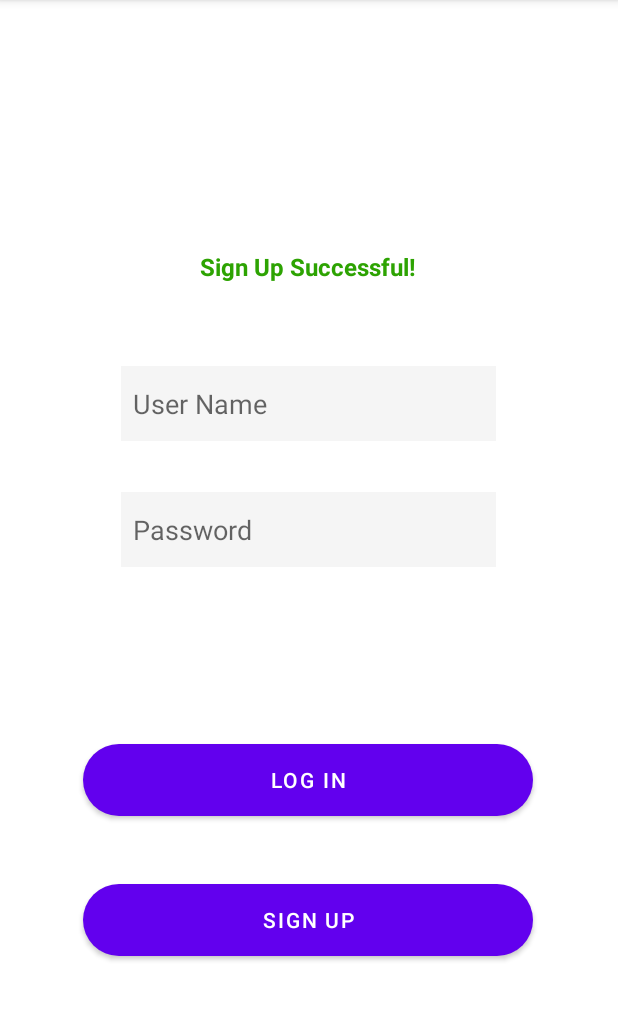
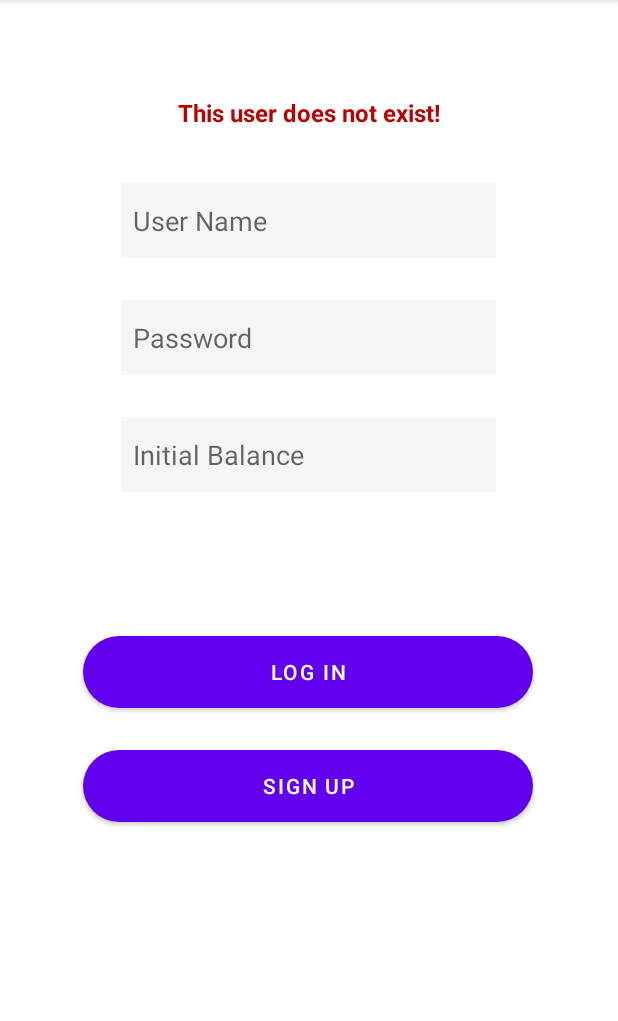
Before and after one commit to bhuan007/266p-bank-app, an Android app: the screen it shows after launch (MainActivity), after a tap on "SIGN UP", on a phone screen of 412 x 824 dp, the part 84-1105 px from its top. Run offline under Robolectric (Android 15) with nearby library versions, the phone set to English and light mode, and no system bars; our stand-ins replace Room's generated code; 1 statement that could not run was skipped; 1 other tap on this screen came first.

Commit message:
invalid input check and initial balance weakness

```diff
--- a/app/src/main/java/com/example/bank/MainActivity.java
+++ b/app/src/main/java/com/example/bank/MainActivity.java
@@ -6,6 +6,7 @@ import android.content.Intent;
 import android.database.Cursor;
 import android.os.Bundle;
 import android.service.autofill.UserData;
+import android.util.Log;
 import android.view.View;
 import android.widget.Button;
 import android.widget.EditText;
@@ -13,11 +14,21 @@ import android.widget.TextView;
 import android.widget.Toast;
 
 public class MainActivity extends AppCompatActivity {
+    private static final String TAG = "Main Activity";
     private TextView txtMessage;
     private Button btnLogin, btnSignUp;
-    private EditText etUserName, etPassword;
+    private EditText etUserName, etPassword, etInitialBalance;
 
     private UserDatabase db;
+
+
+    public class InvalidInputException extends Exception{
+        public InvalidInputException(){
+            txtMessage.setText("invalid_input");
+            txtMessage.setTextColor(getResources().getColor(R.color.negativeRed));
+            txtMessage.setVisibility(View.VISIBLE);
+        }
+    }
 
     @Override
     protected void onCreate(Bundle savedInstanceState) {
@@ -33,9 +44,10 @@ public class MainActivity extends AppCompatActivity {
             public void onClick(View view) {
                 String userName = etUserName.getText().toString();
                 String password = etPassword.getText().toString();
+                Double initialBalance = Double.parseDouble(etInitialBalance.getText().toString());
+
 
                 User userNameCheck = db.userDao().selectSingleUserByName(userName);
-
 
 
                 String sql = "SELECT * FROM users WHERE userName='" + userName + "'" + " AND password='" + password + "'";
@@ -56,19 +68,38 @@ public class MainActivity extends AppCompatActivity {
                         txtMessage.setTextColor(getResources().getColor(R.color.negativeRed));
                         txtMessage.setVisibility(View.VISIBLE);
                     }
+                    else if (etInitialBalance.getText().toString().startsWith("0") && initialBalance >= 1) {
+                        txtMessage.setText("Wrong input balance!");
+                        txtMessage.setTextColor(getResources().getColor(R.color.negativeRed));
+                        txtMessage.setVisibility(View.VISIBLE);
+                    }
+                    else if (initialBalance > 4294967295.99){
+                        txtMessage.setText("Wrong input balance!");
+                        txtMessage.setTextColor(getResources().getColor(R.color.negativeRed));
+                        txtMessage.setVisibility(View.VISIBLE);
+                    }
+                    else if (etInitialBalance.getText().toString().contains(".")
+                        && (etInitialBalance.getText().toString().length() - etInitialBalance.getText().toString().indexOf('.') - 1) > 2) {
+                            txtMessage.setText("Wrong input balance!");
+                            txtMessage.setTextColor(getResources().getColor(R.color.negativeRed));
+                            txtMessage.setVisibility(View.VISIBLE);
+
+                    }
                     else {
                         // Successful Login
+
+                        userNameCheck.setBalance(initialBalance);
+                        db.userDao().updateSingleUser(userNameCheck);
+
                         Intent intent = new Intent(MainActivity.this, AccountDetailActivity.class);
                         if (userCursor.moveToFirst()) {
                             intent.putExtra("userId", userCursor.getInt(userCursor.getColumnIndex("id")));
+
                             userCursor.close();
                             startActivity(intent);
                         }
-
-
                     }
                 }
-
 
             }
         });
@@ -76,24 +107,36 @@ public class MainActivity extends AppCompatActivity {
         btnSignUp.setOnClickListener(new View.OnClickListener() {
             @Override
             public void onClick(View view) {
+
                 String userName = etUserName.getText().toString();
                 String password = etPassword.getText().toString();
-
-                User userCheck = db.userDao().selectSingleUserByName(userName);
-
-                if (userCheck == null) {
-                    db.userDao().insertSingleUser(new User(userName, password, 0d));
-                    txtMessage.setText("Sign Up Successful!");
-                    txtMessage.setTextColor(getResources().getColor(R.color.positiveGreen));
-                    txtMessage.setVisibility(View.VISIBLE);
-                }
-                else {
-                    txtMessage.setText("This user already exists!");
-                    txtMessage.setTextColor(getResources().getColor(R.color.negativeRed));
-                    txtMessage.setVisibility(View.VISIBLE);
+                Double initialBalance = Double.parseDouble(etInitialBalance.getText().toString());
+                if (!userName.matches("[_\\-\\.0-9a-z]{1,127}")
+                        || !password.matches("[_\\-\\.0-9a-z]{1,127}")) {
+                    Toast.makeText(MainActivity.this, "invalid_input", Toast.LENGTH_SHORT).show();
                 }
 
+                if (etInitialBalance.getText().toString().startsWith("0") && initialBalance >= 1) {
+                    Toast.makeText(MainActivity.this, "invalid_input", Toast.LENGTH_SHORT).show();
+                }
 
+                if (etInitialBalance.getText().toString().contains(".")
+                        && (etInitialBalance.getText().toString().length() - etInitialBalance.getText().toString().indexOf('.') - 1) > 2) {
+                    Toast.makeText(MainActivity.this, "invalid_input", Toast.LENGTH_SHORT).show();
+                } else {
+                    User userCheck = db.userDao().selectSingleUserByName(userName);
+
+                    if (userCheck == null) {
+                        User user = new User(userName, password);
+                        db.userDao().insertSingleUser(user);
+                        user.setBalance(initialBalance);
+                        db.userDao().updateSingleUser(user);
+                        Toast.makeText(MainActivity.this, "Sign Up Successfully", Toast.LENGTH_SHORT).show();
+                    } else {
+                        Toast.makeText(MainActivity.this, "User ", Toast.LENGTH_SHORT).show();
+                    }
+
+                }
             }
         });
 
@@ -105,5 +148,6 @@ public class MainActivity extends AppCompatActivity {
         btnSignUp = findViewById(R.id.btnSignup);
         etUserName = findViewById(R.id.etUserName);
         etPassword = findViewById(R.id.etPassword);
+        etInitialBalance = findViewById(R.id.etInitialBalance);
     }
 }
--- a/app/src/main/java/com/example/bank/User.java
+++ b/app/src/main/java/com/example/bank/User.java
@@ -22,6 +22,12 @@ public class User {
         this.userName = userName;
         this.password = password;
         this.balance = balance;
+    }
+
+    @Ignore
+    public User(String userName, String password) {
+        this.userName = userName;
+        this.password = password;
     }
 
     @Ignore
--- a/app/src/main/java/com/example/bank/UserDatabase.java
+++ b/app/src/main/java/com/example/bank/UserDatabase.java
@@ -6,7 +6,7 @@ import androidx.room.Database;
 import androidx.room.Room;
 import androidx.room.RoomDatabase;
 
-@Database(entities = {User.class}, version = 2)
+@Database(entities = {User.class}, version = 2, exportSchema = false)
 public abstract class UserDatabase extends RoomDatabase {
     public abstract UserDao userDao();
 
--- a/app/src/main/res/layout/activity_main.xml
+++ b/app/src/main/res/layout/activity_main.xml
@@ -6,33 +6,31 @@
     android:layout_height="match_parent"
     tools:context=".MainActivity">
 
-    <TextView
-        android:id="@+id/txtMessage"
-        android:visibility="invisible"
-        android:layout_width="wrap_content"
-        android:layout_height="wrap_content"
-        android:text="Sign up sucessful."
-        android:textStyle="bold"
-        android:textSize="16sp"
-        android:textColor="#2DA302"
-        app:layout_constraintBottom_toTopOf="@+id/etUserName"
-        app:layout_constraintEnd_toEndOf="parent"
-        app:layout_constraintHorizontal_bias="0.498"
-        app:layout_constraintStart_toStartOf="parent"
-        app:layout_constraintTop_toTopOf="parent"
-        app:layout_constraintVertical_bias="0.751" />
-
     <EditText
         android:id="@+id/etUserName"
         android:layout_width="250dp"
         android:layout_height="50dp"
-        android:layout_marginTop="244dp"
+        android:layout_marginTop="36dp"
         android:background="#F5F5F5"
+        android:gravity="center_vertical"
         android:hint="User Name"
         android:padding="8dp"
-        android:gravity="center_vertical"
         app:layout_constraintEnd_toEndOf="parent"
         app:layout_constraintHorizontal_bias="0.496"
+        app:layout_constraintStart_toStartOf="parent"
+        app:layout_constraintTop_toBottomOf="@+id/txtMessage" />
+
+    <TextView
+        android:id="@+id/txtMessage"
+        android:layout_width="wrap_content"
+        android:layout_height="wrap_content"
+        android:layout_marginTop="64dp"
+        android:text="Signed Up Successfully."
+        android:textColor="#2DA302"
+        android:textSize="16sp"
+        android:textStyle="bold"
+        android:visibility="invisible"
+        app:layout_constraintEnd_toEndOf="parent"
         app:layout_constraintStart_toStartOf="parent"
         app:layout_constraintTop_toTopOf="parent" />
 
@@ -40,42 +38,55 @@
         android:id="@+id/etPassword"
         android:layout_width="250dp"
         android:layout_height="50dp"
-        android:layout_marginTop="328dp"
+        android:layout_marginTop="28dp"
         android:background="#F5F5F5"
+        android:gravity="center_vertical"
         android:hint="Password"
         android:inputType="textPassword"
         android:padding="8dp"
-        android:gravity="center_vertical"
         app:layout_constraintEnd_toEndOf="parent"
         app:layout_constraintHorizontal_bias="0.496"
         app:layout_constraintStart_toStartOf="parent"
-        app:layout_constraintTop_toTopOf="parent" />
+        app:layout_constraintTop_toBottomOf="@+id/etUserName" />
+
+    <EditText
+        android:id="@+id/etInitialBalance"
+        android:layout_width="250dp"
+        android:layout_height="50dp"
+        android:layout_marginTop="28dp"
+        android:background="#F5F5F5"
+        android:gravity="center_vertical"
+        android:hint="Initial Balance"
+        android:inputType="numberDecimal"
+        android:padding="8dp"
+        app:layout_constraintEnd_toEndOf="parent"
+        app:layout_constraintHorizontal_bias="0.496"
+        app:layout_constraintStart_toStartOf="parent"
+        app:layout_constraintTop_toBottomOf="@+id/etPassword" />
 
     <Button
         android:id="@+id/btnLogin"
         android:layout_width="300dp"
         android:layout_height="wrap_content"
-        android:layout_marginTop="496dp"
+        android:layout_marginTop="96dp"
         android:background="@drawable/btn_round"
         android:text="LOG IN"
         app:layout_constraintEnd_toEndOf="parent"
         app:layout_constraintHorizontal_bias="0.495"
         app:layout_constraintStart_toStartOf="parent"
-        app:layout_constraintTop_toTopOf="parent" />
+        app:layout_constraintTop_toBottomOf="@+id/etInitialBalance" />
 
     <Button
         android:id="@+id/btnSignup"
         android:layout_width="300dp"
         android:layout_height="wrap_content"
+        android:layout_marginTop="28dp"
         android:background="@drawable/btn_round"
         android:text="SIGN UP"
-        app:layout_constraintBottom_toBottomOf="parent"
         app:layout_constraintEnd_toEndOf="parent"
         app:layout_constraintHorizontal_bias="0.495"
         app:layout_constraintStart_toStartOf="parent"
-        app:layout_constraintTop_toBottomOf="@+id/btnLogin"
-        app:layout_constraintVertical_bias="0.258" />
-
+        app:layout_constraintTop_toBottomOf="@+id/btnLogin" />
 
 
 </androidx.constraintlayout.widget.ConstraintLayout>
```
Also changed, not shown: app/src/main/java/com/example/bank/DepositActivity.java (+14 -6 lines), app/src/main/java/com/example/bank/WithdrawActivity.java (+19 -1 lines), app/src/main/res/layout/activity_deposit.xml (+3 -4 lines), app/src/main/res/layout/activity_withdraw.xml (+4 -4 lines).
